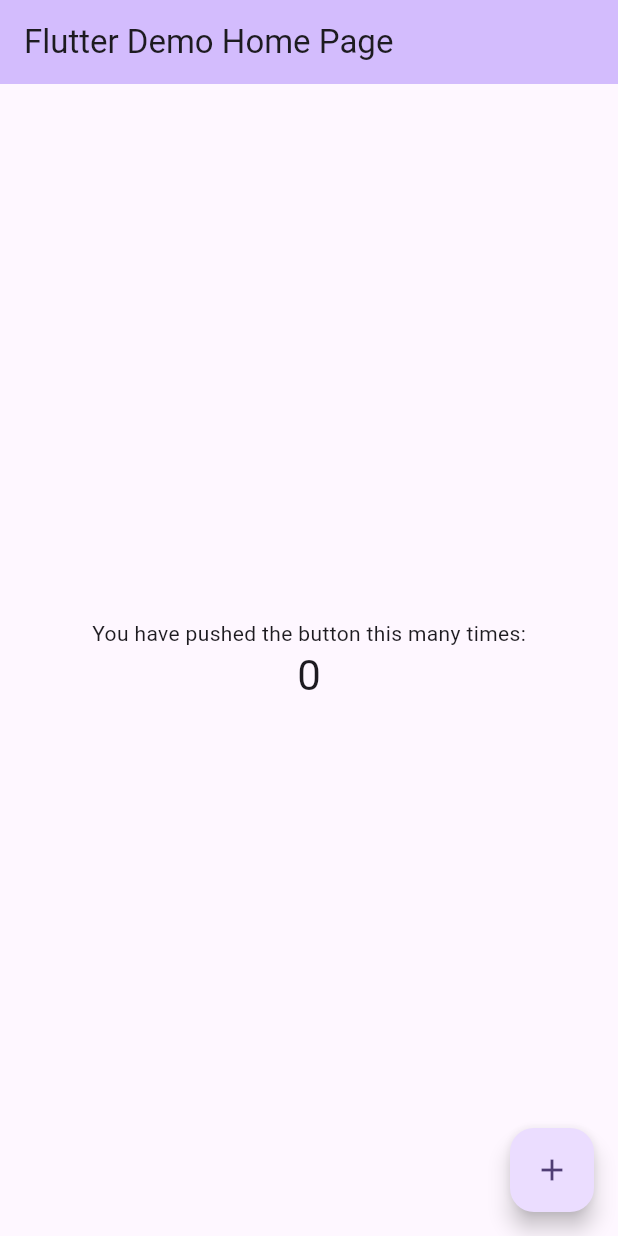
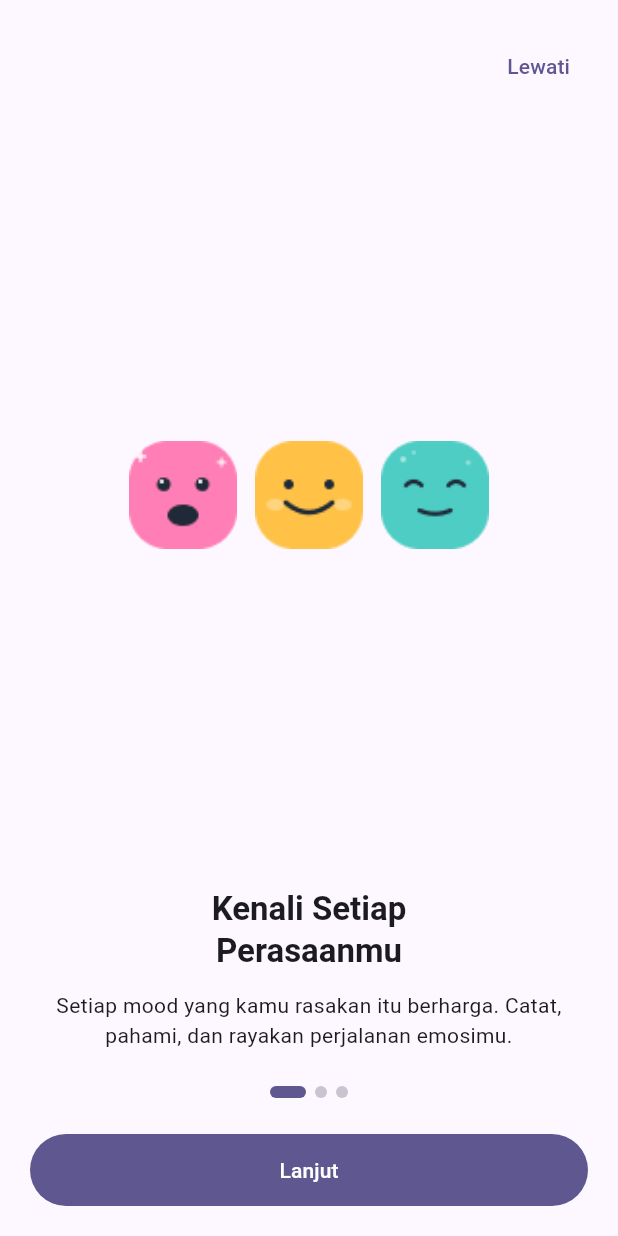
Before and after one commit to Steve1901/Capstone-Project-MobDev-PekRis-Stevanus-Herdi-Pamungkas, a Flutter app: the screen it shows after launch, on a phone screen of 412 x 824 dp. Run offline on Flutter 3.47's test engine with Material 3 defaults, Android fonts, the phone set to English and light mode, and no system bars.

Commit message:
checkpoint 2 donee!!

```diff
--- a/lib/main.dart
+++ b/lib/main.dart
@@ -1,122 +1,26 @@
-import 'package:material_ui/material_ui.dart';
+import 'package:flutter/material.dart';
+import 'pages/onboarding_page.dart';
 
-void main() {
-  runApp(const MyApp());
-}
+void main() => runApp(const MoodApp());
 
-class MyApp extends StatelessWidget {
-  const MyApp({super.key});
+const _seed = Color(0xFF5038BC);
 
-  // This widget is the root of your application.
+class MoodApp extends StatelessWidget {
+  const MoodApp({super.key});
+
   @override
   Widget build(BuildContext context) {
     return MaterialApp(
-      title: 'Flutter Demo',
-      theme: ThemeData(
-        // This is the theme of your application.
-        //
-        // TRY THIS: Try running your application with "flutter run". You'll see
-        // the application has a purple toolbar. Then, without quitting the app,
-        // try changing the seedColor in the colorScheme below to Colors.green
-        // and then invoke "hot reload" (save your changes or press the "hot
-        // reload" button in a Flutter-supported IDE, or press "r" if you used
-        // the command line to start the app).
-        //
-        // Notice that the counter didn't reset back to zero; the application
-        // state is not lost during the reload. To reset the state, use hot
-        // restart instead.
-        //
-        // This works for code too, not just values: Most code changes can be
-        // tested with just a hot reload.
-        colorScheme: .fromSeed(seedColor: Colors.deepPurple),
+      title: 'Mood Tracker',
+      debugShowCheckedModeBanner: false,
+      theme: ThemeData(colorSchemeSeed: _seed, useMaterial3: true),
+      darkTheme: ThemeData(
+        colorSchemeSeed: _seed,
+        brightness: Brightness.dark,
+        useMaterial3: true,
       ),
-      home: const MyHomePage(title: 'Flutter Demo Home Page'),
+      themeMode: ThemeMode.system, // dark mode ikut pengaturan perangkat
+      home: const OnboardingPage(),
     );
   }
 }
-
-class MyHomePage extends StatefulWidget {
-  const MyHomePage({super.key, required this.title});
-
-  // This widget is the home page of your application. It is stateful, meaning
-  // that it has a State object (defined below) that contains fields that affect
-  // how it looks.
-
-  // This class is the configuration for the state. It holds the values (in this
-  // case the title) provided by the parent (in this case the App widget) and
-  // used by the build method of the State. Fields in a Widget subclass are
-  // always marked "final".
-
-  final String title;
-
-  @override
-  State<MyHomePage> createState() => _MyHomePageState();
-}
-
-class _MyHomePageState extends State<MyHomePage> {
-  int _counter = 0;
-
-  void _incrementCounter() {
-    setState(() {
-      // This call to setState tells the Flutter framework that something has
-      // changed in this State, which causes it to rerun the build method below
-      // so that the display can reflect the updated values. If we changed
-      // _counter without calling setState(), then the build method would not be
-      // called again, and so nothing would appear to happen.
-      _counter++;
-    });
-  }
-
-  @override
-  Widget build(BuildContext context) {
-    // This method is rerun every time setState is called, for instance as done
-    // by the _incrementCounter method above.
-    //
-    // The Flutter framework has been optimized to make rerunning build methods
-    // fast, so that you can just rebuild anything that needs updating rather
-    // than having to individually change instances of widgets.
-    return Scaffold(
-      appBar: AppBar(
-        // TRY THIS: Try changing the color here to a specific color (to
-        // Colors.amber, perhaps?) and trigger a hot reload to see the AppBar
-        // change color while the other colors stay the same.
-        backgroundColor: Theme.of(context).colorScheme.inversePrimary,
-        // Here we take the value from the MyHomePage object that was created by
-        // the App.build method, and use it to set our appbar title.
-        title: Text(widget.title),
-      ),
-      body: Center(
-        // Center is a layout widget. It takes a single child and positions it
-        // in the middle of the parent.
-        child: Column(
-          // Column is also a layout widget. It takes a list of children and
-          // arranges them vertically. By default, it sizes itself to fit its
-          // children horizontally, and tries to be as tall as its parent.
-          //
-          // Column has various properties to control how it sizes itself and
-          // how it positions its children. Here we use mainAxisAlignment to
-          // center the children vertically; the main axis here is the vertical
-          // axis because Columns are vertical (the cross axis would be
-          // horizontal).
-          //
-          // TRY THIS: Invoke "debug painting" (choose the "Toggle Debug Paint"
-          // action in the IDE, or press "p" in the console), to see the
-          // wireframe for each widget.
-          mainAxisAlignment: .center,
-          children: [
-            const Text('You have pushed the button this many times:'),
-            Text(
-              '$_counter',
-              style: Theme.of(context).textTheme.headlineMedium,
-            ),
-          ],
-        ),
-      ),
-      floatingActionButton: FloatingActionButton(
-        onPressed: _incrementCounter,
-        tooltip: 'Increment',
-        child: const Icon(Icons.add),
-      ),
-    );
-  }
-}
--- /dev/null
+++ b/lib/models/mood_type.dart
@@ -0,0 +1,21 @@
+import 'package:flutter/material.dart';
+
+/// Satu jenis mood (sesuai desain Figma: 6 mood).
+class MoodType {
+  final String emoji; // cadangan kalau gambar tidak ketemu
+  final String label;
+  final Color color;
+  final String image; // path asset
+
+  const MoodType(this.emoji, this.label, this.color, this.image);
+}
+
+// GANTI nama file di bawah sesuai nama file gambar kamu di assets/images/
+const moodTypes = [
+  MoodType('😊', 'Senang', Color(0xFFF7C35F), 'assets/images/senang.png'),
+  MoodType('😢', 'Sedih', Color(0xFF5B8DEF), 'assets/images/sedih.png'),
+  MoodType('😠', 'Marah', Color(0xFFEF6C57), 'assets/images/marah.png'),
+  MoodType('😌', 'Tenang', Color(0xFF4DC9B8), 'assets/images/tenang.png'),
+  MoodType('😰', 'Cemas', Color(0xFFA98BEB), 'assets/images/cemas.png'),
+  MoodType('🤩', 'Bersemangat', Color(0xFFF277B0), 'assets/images/bersemangat.png'),
+];
--- /dev/null
+++ b/lib/pages/onboarding_page.dart
@@ -0,0 +1,164 @@
+import 'package:flutter/material.dart';
+import '../models/mood_type.dart';
+import 'home_page.dart';
+import '../widgets/mood_face.dart';
+
+class _OnboardData {
+  final String title;
+  final String desc;
+  final List<int> moods; // index ke moodTypes
+  const _OnboardData(this.title, this.desc, this.moods);
+}
+
+const _pages = [
+  _OnboardData(
+    'Kenali Setiap\nPerasaanmu',
+    'Setiap mood yang kamu rasakan itu berharga. Catat, pahami, dan rayakan perjalanan emosimu.',
+    [5, 0, 3],
+  ),
+  _OnboardData(
+    'Catat Mood dalam\nHitungan Detik',
+    'Pilih mood, tambahkan catatan singkat, dan selesai. Secepat itu untuk mengenal dirimu lebih baik.',
+    [3, 1, 4],
+  ),
+  _OnboardData(
+    'Temukan Pola\n& Pemicunya',
+    'Lihat tren emosimu dari waktu ke waktu dan pahami apa yang memengaruhi harimu.',
+    [0, 1, 2, 3, 4, 5],
+  ),
+];
+
+class OnboardingPage extends StatefulWidget {
+  const OnboardingPage({super.key});
+
+  @override
+  State<OnboardingPage> createState() => _OnboardingPageState();
+}
+
+class _OnboardingPageState extends State<OnboardingPage> {
+  final _controller = PageController();
+  int _index = 0;
+
+  bool get _isLast => _index == _pages.length - 1;
+
+  @override
+  void dispose() {
+    _controller.dispose();
+    super.dispose();
+  }
+
+  void _goHome() {
+    Navigator.of(context).pushReplacement(
+      MaterialPageRoute(builder: (_) => const HomePage()),
+    );
+  }
+
+  void _next() {
+    if (_isLast) {
+      _goHome();
+    } else {
+      _controller.nextPage(
+        duration: const Duration(milliseconds: 300),
+        curve: Curves.easeInOut,
+      );
+    }
+  }
+
+  @override
+  Widget build(BuildContext context) {
+    final scheme = Theme.of(context).colorScheme;
+
+    return Scaffold(
+      body: SafeArea(
+        child: Padding(
+          padding: const EdgeInsets.all(20),
+          child: Column(
+            children: [
+              Align(
+                alignment: Alignment.centerRight,
+                child: TextButton(onPressed: _goHome, child: const Text('Lewati')),
+              ),
+              Expanded(
+                child: PageView.builder(
+                  controller: _controller,
+                  itemCount: _pages.length,
+                  onPageChanged: (i) => setState(() => _index = i),
+                  itemBuilder: (_, i) {
+                    final p = _pages[i];
+                    return Column(
+                      children: [
+                        Expanded(
+                          child: Center(
+                            child: Wrap(
+                              alignment: WrapAlignment.center,
+                              spacing: 12,
+                              runSpacing: 12,
+                              children: [
+                                for (final m in p.moods) _MoodTile(moodTypes[m]),
+                              ],
+                            ),
+                          ),
+                        ),
+                        Text(
+                          p.title,
+                          textAlign: TextAlign.center,
+                          style: Theme.of(context)
+                              .textTheme
+                              .titleLarge
+                              ?.copyWith(fontWeight: FontWeight.bold),
+                        ),
+                        const SizedBox(height: 12),
+                        Text(
+                          p.desc,
+                          textAlign: TextAlign.center,
+                          style: Theme.of(context).textTheme.bodyMedium,
+                        ),
+                        const SizedBox(height: 24),
+                      ],
+                    );
+                  },
+                ),
+              ),
+              Row(
+                mainAxisAlignment: MainAxisAlignment.center,
+                children: List.generate(_pages.length, (i) {
+                  return AnimatedContainer(
+                    duration: const Duration(milliseconds: 200),
+                    margin: const EdgeInsets.symmetric(horizontal: 3),
+                    width: i == _index ? 24 : 8,
+                    height: 8,
+                    decoration: BoxDecoration(
+                      color: i == _index ? scheme.primary : scheme.outlineVariant,
+                      borderRadius: BorderRadius.circular(4),
+                    ),
+                  );
+                }),
+              ),
+              const SizedBox(height: 24),
+              SizedBox(
+                width: double.infinity,
+                child: FilledButton(
+                  onPressed: _next,
+                  child: Padding(
+                    padding: const EdgeInsets.symmetric(vertical: 14),
+                    child: Text(_isLast ? 'Mulai Sekarang' : 'Lanjut'),
+                  ),
+                ),
+              ),
+            ],
+          ),
+        ),
+      ),
+    );
+  }
+}
+
+class _MoodTile extends StatelessWidget {
+  final MoodType mood;
+  const _MoodTile(this.mood);
+
+  @override
+  Widget build(BuildContext context) {
+    return MoodFace(mood, size: 72);
+  }
+}
--- /dev/null
+++ b/lib/widgets/mood_face.dart
@@ -0,0 +1,30 @@
+import 'package:flutter/material.dart';
+import '../models/mood_type.dart';
+
+/// Wajah mood dari gambar asset. Kalau gambar tidak ketemu, tampil emoji.
+class MoodFace extends StatelessWidget {
+  final MoodType mood;
+  final double size;
+
+  const MoodFace(this.mood, {super.key, this.size = 44});
+
+  @override
+  Widget build(BuildContext context) {
+    return Image.asset(
+      mood.image,
+      width: size,
+      height: size,
+      fit: BoxFit.contain,
+      errorBuilder: (context, error, stack) => Container(
+        width: size,
+        height: size,
+        alignment: Alignment.center,
+        decoration: BoxDecoration(
+          color: mood.color,
+          borderRadius: BorderRadius.circular(size * 0.28),
+        ),
+        child: Text(mood.emoji, style: TextStyle(fontSize: size * 0.5)),
+      ),
+    );
+  }
+}
```
Also changed, not shown: lib/pages/add_mood_page.dart (added, +104 -0 lines), lib/pages/home_page.dart (added, +100 -0 lines), lib/widgets/mood_button.dart (added, +51 -0 lines), lib/widgets/mood_card.dart (added, +47 -0 lines), pubspec.yaml (+7 -1 lines), assets/images/bersemangat.png (added), assets/images/cemas.png (added), assets/images/marah.png (added), assets/images/sedih.png (added), assets/images/senang.png (added), assets/images/tenang.png (added), flutter_01.png (added).
